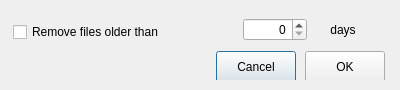
Old version of the form src/MEGASync/gui/macx/LocalCleanScheduler.ui in the repository meganz/MEGAsync.
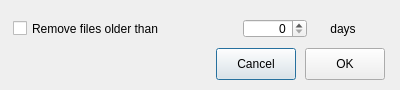
New version of the form.

Commit message: Several fixes - Rename some UI components - Reorganize translation source strings - UI fixes and adjustments

```diff
--- a/src/MEGASync/gui/macx/LocalCleanScheduler.ui
+++ b/src/MEGASync/gui/macx/LocalCleanScheduler.ui
@@ -67,13 +67,13 @@
         <property name="minimumSize">
          <size>
           <width>210</width>
-          <height>34</height>
+          <height>19</height>
          </size>
         </property>
         <property name="maximumSize">
          <size>
           <width>210</width>
-          <height>34</height>
+          <height>19</height>
          </size>
         </property>
         <property name="text">
@@ -94,18 +94,21 @@
           <property name="minimumSize">
            <size>
             <width>64</width>
-            <height>0</height>
+            <height>19</height>
            </size>
           </property>
           <property name="maximumSize">
            <size>
             <width>64</width>
-            <height>16777215</height>
+            <height>19</height>
            </size>
           </property>
           <property name="alignment">
            <set>Qt::AlignRight|Qt::AlignTrailing|Qt::AlignVCenter</set>
           </property>
+          <property name="minimum">
+           <number>0</number>
+          </property>
          </widget>
         </item>
         <item>
@@ -113,7 +116,13 @@
           <property name="minimumSize">
            <size>
             <width>50</width>
-            <height>0</height>
+            <height>19</height>
+           </size>
+          </property>
+          <property name="maximumSize">
+           <size>
+            <width>16777215</width>
+            <height>19</height>
            </size>
           </property>
           <property name="styleSheet">
```
Left out of the diff: 2 changed lines with no effect on the pictures. The commit also changes 4 other files.
